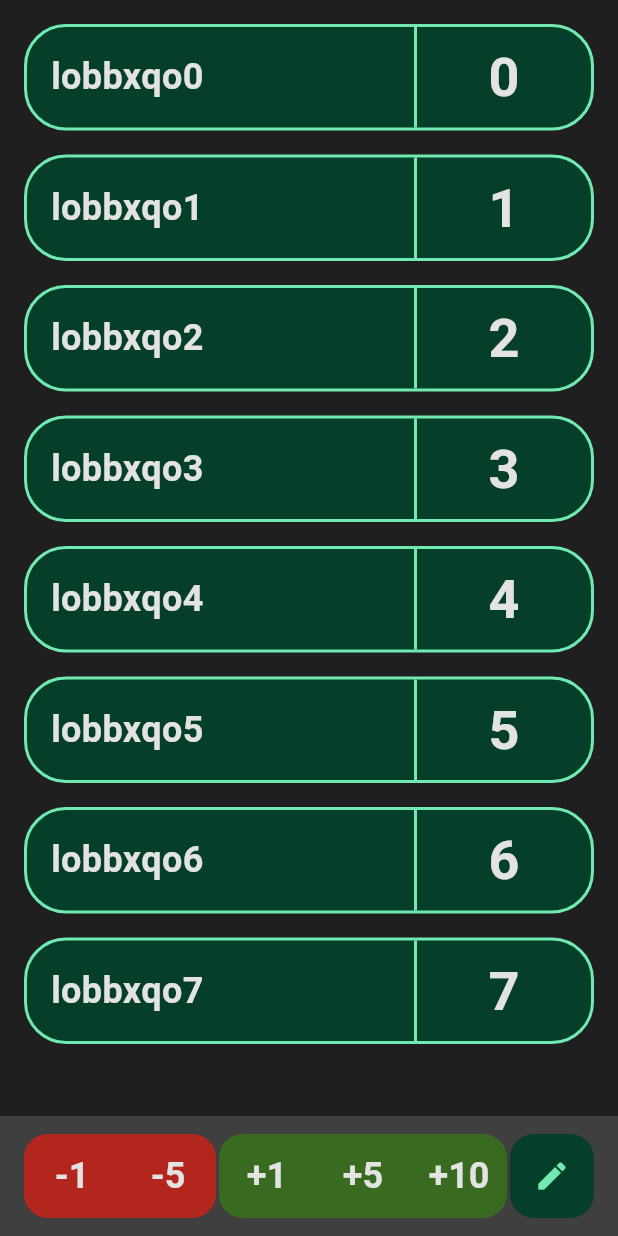
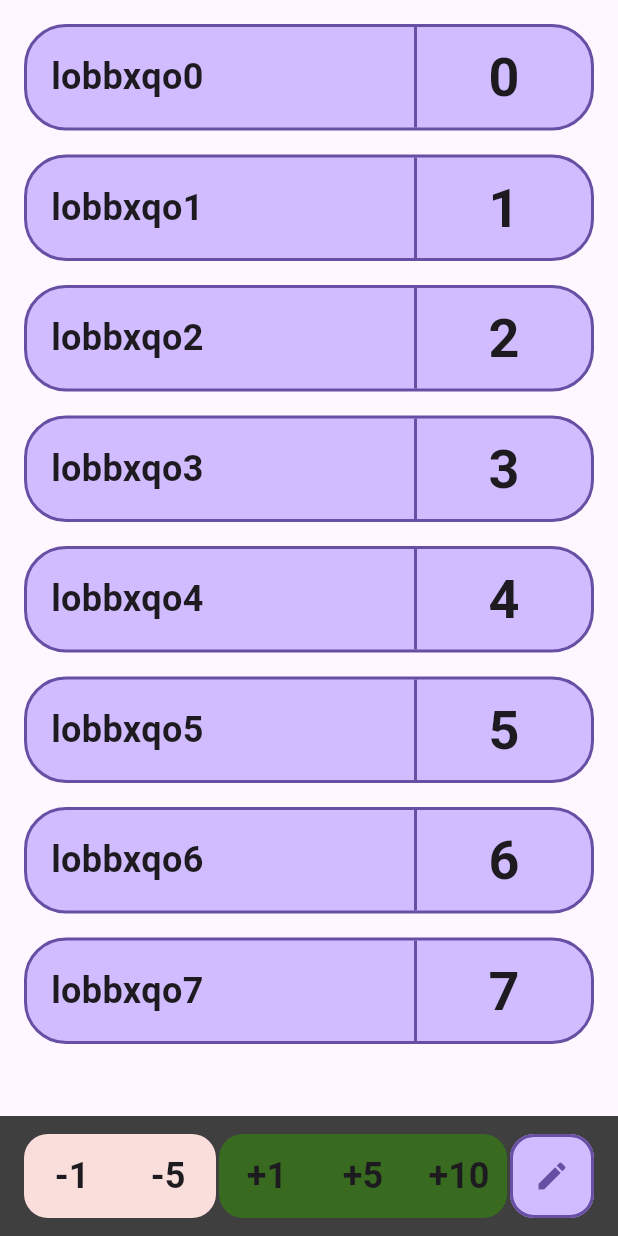
Before and after one commit to VojtaMaiwald/hobiti, a Flutter app: the screen it shows after launch, after a tap on the "edit" icon, on a phone screen of 412 x 824 dp. Run offline on Flutter 3.47's test engine with Material 2 defaults, Android fonts, the phone set to English and light mode, and no system bars; drawn by our look-alikes of dynamic_color; our stand-ins replace flutter_bloc.

Commit message:
Using Android dynamic theme

```diff
--- a/lib/button_painter.dart
+++ b/lib/button_painter.dart
@@ -5,6 +5,7 @@ class ButtonPainter extends CustomPainter {
   final bool positive;
   final double borderRadius;
   final int points;
+  final ColorScheme colorScheme;
 
   /// List of 4 values for each corner: top left, top right, bottom right, bottom left
   final List<bool> roundedCorners;
@@ -13,12 +14,13 @@ class ButtonPainter extends CustomPainter {
     required this.positive,
     required this.borderRadius,
     required this.points,
+    required this.colorScheme,
     this.roundedCorners = const [true, true, true, true],
   });
 
   @override
   void paint(Canvas canvas, Size size) {
-    final paint = Paint()..color = positive ? Constants.positiveColor : Constants.negativeColor;
+    final paint = Paint()..color = positive ? Constants.positiveColor : colorScheme.errorContainer;
 
     final path = Path();
     path.addRRect(RRect.fromRectAndCorners(
@@ -34,10 +36,10 @@ class ButtonPainter extends CustomPainter {
     TextPainter textPainter = TextPainter(
       text: TextSpan(
         text: "${positive ? "+" : ""}$points",
-        style: const TextStyle(
+        style: TextStyle(
           fontSize: Constants.nameFontSize,
           fontWeight: FontWeight.bold,
-          color: Constants.onBackgoundColor,
+          color: colorScheme.onSurface,
         ),
       ),
       textDirection: TextDirection.ltr,
--- a/lib/constants.dart
+++ b/lib/constants.dart
@@ -27,9 +27,39 @@ class Constants {
   static const double pointSectionWidth = 100;
   static const double pointsButtonHeight = 56;
   static const double pointsButtonWidth = 64;
+  static const double floatingActionButtonSize = 56;
 
   static const double bottomBarPortraitHeight = 80;
   static const double bottomBarLandscapeHeight = 96;
 
   static const int toggleAnimationDuration = 300;
+
+  static const Color primary = Color(0xfffeb968);
+  static const Color onPrimary = Color(0xff482900);
+  static const Color primaryContainer = Color(0xff673d00);
+  static const Color onPrimaryContainer = Color(0xffffddba);
+  static const Color secondary = Color(0xffa8cbe1);
+  static const Color onSecondary = Color(0xff0c3446);
+  static const Color secondaryContainer = Color(0xff274b5d);
+  static const Color onSecondaryContainer = Color(0xffc3e8fe);
+  static const Color tertiary = Color(0xff8dd2dc);
+  static const Color onTertiary = Color(0xff00363c);
+  static const Color tertiaryContainer = Color(0xff004f57);
+  static const Color onTertiaryContainer = Color(0xffa9eef8);
+  static const Color error = Color(0xffffb4ab);
+  static const Color onError = Color(0xff690005);
+  static const Color errorContainer = Color(0xff93000a);
+  static const Color onErrorContainer = Color(0xffffb4ab);
+  static const Color background = Color(0xff141d1e);
+  static const Color onBackground = Color(0xffdae4e5);
+  static const Color surface = Color(0xff141d1e);
+  static const Color onSurface = Color(0xffdae4e5);
+  static const Color surfaceVariant = Color(0xff394a4b);
+  static const Color onSurfaceVariant = Color(0xffb8cacb);
+  static const Color outline = Color(0xff829495);
+  static const Color outlineVariant = Color(0xff394a4b);
+  static const Color inverseSurface = Color(0xffdae4e5);
+  static const Color onInverseSurface = Color(0xff293233);
+  static const Color inversePrimary = Color(0xff865305);
+  static const Color surfaceTint = Color(0xfffeb968);
 }
--- a/lib/main.dart
+++ b/lib/main.dart
@@ -1,3 +1,4 @@
+import 'package:dynamic_color/dynamic_color.dart';
 import 'package:flutter/material.dart';
 import 'package:flutter_bloc/flutter_bloc.dart';
 import 'package:hobiti/button_painter.dart';
@@ -25,6 +26,7 @@ class MainApp extends StatelessWidget {
             positive: positive,
             borderRadius: Constants.borderRadiusSecondary,
             points: points,
+            colorScheme: Theme.of(context).colorScheme,
             roundedCorners: roundedCorners,
           ),
         ),
@@ -41,33 +43,40 @@ class MainApp extends StatelessWidget {
       _getPointButton(context, true, 5, [false, false, false, false]),
       _getPointButton(context, true, 10, [false, true, true, false]),
       Expanded(child: Container()),
-      FloatingActionButton(
+      _getFAB(context),
+    ];
+  }
+
+  FloatingActionButton _getFAB(BuildContext context) {
+    return FloatingActionButton(
       elevation: 0,
-        backgroundColor: Constants.secondaryColor,
+      backgroundColor: Theme.of(context).colorScheme.inversePrimary,
       onPressed: () {
         //TODO add player
       },
-        child: const Icon(
-          Icons.edit,
-          color: Constants.primaryColor,
+      child: Container(
+        height: Constants.floatingActionButtonSize,
+        width: Constants.floatingActionButtonSize,
+        decoration: BoxDecoration(
+          //color: player.selected ? colorScheme.primary : colorScheme.inversePrimary,
+          shape: BoxShape.rectangle,
+          borderRadius: BorderRadius.circular(Constants.borderRadiusSecondary),
+          border: Border.all(
+            color: Theme.of(context).colorScheme.primary,
+            width: Constants.borderWidth,
           ),
         ),
-    ];
+        child: Icon(
+          Icons.edit,
+          color: Theme.of(context).colorScheme.primary,
+        ),
+      ),
+    );
   }
 
   List<Widget> _getButtonsLandscape(BuildContext context) {
     return [
-      FloatingActionButton(
-        elevation: 0,
-        backgroundColor: Constants.secondaryColor,
-        onPressed: () {
-          //TODO add player
-        },
-        child: const Icon(
-          Icons.edit,
-          color: Constants.primaryColor,
-        ),
-      ),
+      _getFAB(context),
       Expanded(child: Container()),
       _getPointButton(context, true, 10, [true, true, false, false]),
       _getPointButton(context, true, 5, [false, false, false, false]),
@@ -78,15 +87,13 @@ class MainApp extends StatelessWidget {
     ];
   }
 
-  Widget _getPlayers() {
+  Widget _getPlayers(ColorScheme colorScheme) {
     return BlocBuilder<GameCubit, GameState>(
       builder: (context, state) {
         return Wrap(
           children: state.players
               .map(
-                (player) => PlayerCard(
-                  player: player,
-                ),
+                (player) => PlayerCard(player: player, colorScheme: colorScheme),
               )
               .toList(),
         );
@@ -94,23 +101,8 @@ class MainApp extends StatelessWidget {
     );
   }
 
-  ThemeData _getTheme() {
-    return ThemeData(
-      useMaterial3: true,
-      colorScheme: const ColorScheme(
-        background: Constants.backgoundColor,
-        primary: Constants.primaryColor,
-        secondary: Constants.secondaryColor,
-        onPrimary: Constants.onPrimaryColor,
-        onSecondary: Constants.onSecondaryColor,
-        onBackground: Constants.onBackgoundColor,
-        error: Constants.errorColor,
-        onError: Constants.onErrorColor,
-        brightness: Brightness.dark,
-        surface: Constants.backgoundColor,
-        onSurface: Constants.onBackgoundColor,
-      ),
-    );
+  ThemeData _getTheme(ColorScheme? darkDynamic) {
+    return ThemeData(useMaterial3: true, colorScheme: darkDynamic);
   }
 
   @override
@@ -119,15 +111,21 @@ class MainApp extends StatelessWidget {
 
     return BlocProvider(
       create: (context) => GameCubit(),
-      child: MaterialApp(
-        theme: _getTheme(),
+      child: DynamicColorBuilder(
+        builder: (ColorScheme? lightDynamic, ColorScheme? darkDynamic) {
+          return MaterialApp(
+            theme: _getTheme(darkDynamic),
             home: Scaffold(
               body: SafeArea(
                 child: Stack(
                   children: [
                     Wrap(
                       children: [
-                    _getPlayers(),
+                        Builder(
+                          builder: (context) {
+                            return _getPlayers(Theme.of(context).colorScheme);
+                          },
+                        ),
                       ],
                     ),
                     Align(
@@ -135,7 +133,7 @@ class MainApp extends StatelessWidget {
                       child: Container(
                         height: isPortrait ? Constants.bottomBarPortraitHeight : MediaQuery.of(context).size.height,
                         width: !isPortrait ? Constants.bottomBarLandscapeHeight : MediaQuery.of(context).size.width,
-                    color: Constants.bottomBarColor,
+                        color: darkDynamic?.onInverseSurface ?? Constants.bottomBarColor,
                         child: Padding(
                           padding: EdgeInsets.symmetric(
                             horizontal: isPortrait ? Constants.mainPadding : Constants.innerPadding,
@@ -153,6 +151,8 @@ class MainApp extends StatelessWidget {
                 ),
               ),
             ),
+          );
+        },
       ),
     );
   }
--- a/lib/player_card.dart
+++ b/lib/player_card.dart
@@ -7,9 +7,14 @@ import 'package:hobiti/constants.dart';
 import 'package:hobiti/cubit/game_cubit.dart';
 
 class PlayerCard extends StatelessWidget {
-  const PlayerCard({Key? key, required this.player}) : super(key: key);
+  const PlayerCard({
+    Key? key,
+    required this.player,
+    required this.colorScheme,
+  }) : super(key: key);
 
   final PlayerEntity player;
+  final ColorScheme colorScheme;
 
   @override
   Widget build(BuildContext context) {
@@ -29,11 +34,11 @@ class PlayerCard extends StatelessWidget {
           curve: Curves.easeInOut,
           width: min(MediaQuery.of(context).size.width, MediaQuery.of(context).size.height) - Constants.mainPadding * 2,
           decoration: BoxDecoration(
-            color: player.selected ? Constants.primaryColor : Constants.secondaryColor,
+            color: player.selected ? colorScheme.primary : colorScheme.inversePrimary,
             shape: BoxShape.rectangle,
             borderRadius: BorderRadius.circular(Constants.borderRadius),
             border: Border.all(
-              color: player.selected ? Constants.secondaryColor : Constants.primaryColor,
+              color: player.selected ? colorScheme.inversePrimary : colorScheme.primary,
               width: Constants.borderWidth,
             ),
           ),
@@ -48,13 +53,13 @@ class PlayerCard extends StatelessWidget {
                     style: TextStyle(
                       fontSize: Constants.nameFontSize,
                       fontWeight: FontWeight.bold,
-                      color: player.selected ? Constants.backgoundColor : Constants.onBackgoundColor,
+                      color: player.selected ? colorScheme.onPrimary : colorScheme.onSurface,
                     ),
                   ),
                 ),
                 Expanded(child: Container()),
                 Container(
-                  color: player.selected ? Constants.secondaryColor : Constants.primaryColor,
+                  color: player.selected ? colorScheme.inversePrimary : colorScheme.primary,
                   width: Constants.borderWidth,
                   child: Container(),
                 ),
@@ -68,7 +73,7 @@ class PlayerCard extends StatelessWidget {
                         style: TextStyle(
                           fontSize: Constants.pointsFontSize,
                           fontWeight: FontWeight.bold,
-                          color: player.selected ? Constants.backgoundColor : Constants.onBackgoundColor,
+                          color: player.selected ? colorScheme.onPrimary : colorScheme.onSurface,
                         ),
                       ),
                     ),
--- a/pubspec.yaml
+++ b/pubspec.yaml
@@ -7,6 +7,7 @@ environment:
   sdk: '>=3.1.4 <4.0.0'
 
 dependencies:
+  dynamic_color: ^1.6.8
   flutter:
     sdk: flutter
   flutter_bloc: ^8.1.3
```
Also changed, not shown: pubspec.lock. Lines whose indentation alone changed are shown as unchanged.
